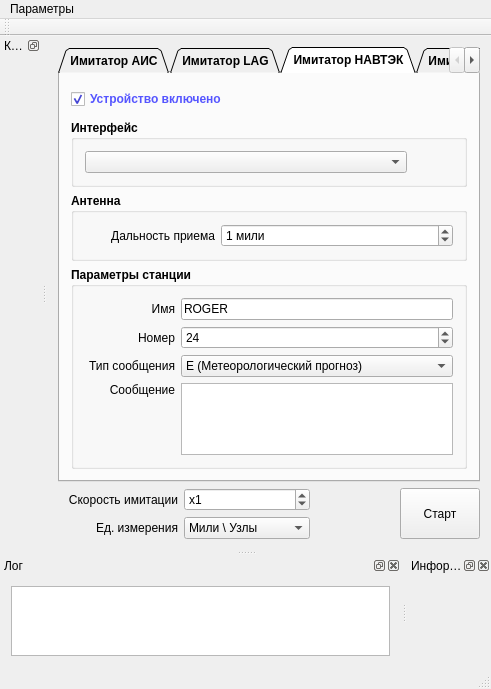
Old version of the form Emulator/mainwindow.ui in the repository breton75/R-Card.
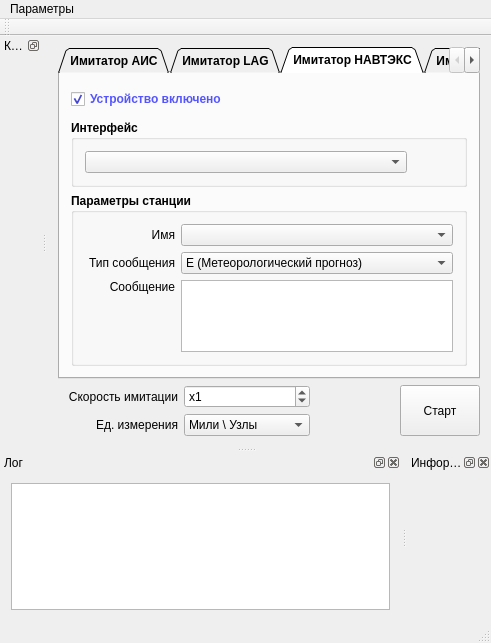
New version of the form. The open tabs and pages were chosen to show the change. Icons and pictures are not drawn.

```diff
--- a/Emulator/mainwindow.ui
+++ b/Emulator/mainwindow.ui
@@ -684,7 +684,7 @@
         </widget>
         <widget class="QWidget" name="tabNAVTEK">
          <attribute name="title">
-          <string>Имитатор НАВТЭК</string>
+          <string>Имитатор НАВТЭКС</string>
          </attribute>
          <layout class="QVBoxLayout" name="verticalLayout_10">
           <item>
@@ -751,69 +751,6 @@
             </layout>
            </widget>
           </item>
-          <item>
-           <widget class="QGroupBox" name="gbNAVTEKAutomaticUploadData">
-            <property name="title">
-             <string>Антенна</string>
-            </property>
-            <property name="flat">
-             <bool>false</bool>
-            </property>
-            <layout class="QVBoxLayout" name="verticalLayout_15">
-             <item>
-              <layout class="QHBoxLayout" name="horizontalLayout_20">
-               <item>
-                <widget class="QLabel" name="label_19">
-                 <property name="minimumSize">
-                  <size>
-                   <width>130</width>
-                   <height>0</height>
-                  </size>
-                 </property>
-                 <property name="maximumSize">
-                  <size>
-                   <width>130</width>
-                   <height>16777215</height>
-                  </size>
-                 </property>
-                 <property name="font">
-                  <font>
-                   <weight>50</weight>
-                   <bold>false</bold>
-                  </font>
-                 </property>
-                 <property name="text">
-                  <string>Дальность приема</string>
-                 </property>
-                 <property name="alignment">
-                  <set>Qt::AlignRight|Qt::AlignTrailing|Qt::AlignVCenter</set>
-                 </property>
-                </widget>
-               </item>
-               <item>
-                <widget class="QSpinBox" name="spinNAVTEKUploadDataRadius">
-                 <property name="font">
-                  <font>
-                   <weight>50</weight>
-                   <bold>false</bold>
-                  </font>
-                 </property>
-                 <property name="suffix">
-                  <string> мили</string>
-                 </property>
-                 <property name="maximum">
-                  <number>100000</number>
-                 </property>
-                 <property name="value">
-                  <number>1</number>
-                 </property>
-                </widget>
-               </item>
-              </layout>
-             </item>
-            </layout>
-           </widget>
-          </item>
           <item>
            <widget class="QGroupBox" name="gbVessels_3">
             <property name="font">
@@ -857,68 +794,7 @@
                 </widget>
                </item>
                <item>
-                <widget class="QLineEdit" name="editNAVTEKStationName">
-                 <property name="font">
-                  <font>
-                   <weight>50</weight>
-                   <bold>false</bold>
-                  </font>
-                 </property>
-                 <property name="text">
-                  <string>ROGER</string>
-                 </property>
-                </widget>
-               </item>
-              </layout>
-             </item>
-             <item>
-              <layout class="QHBoxLayout" name="horizontalLayout_18">
-               <item>
-                <widget class="QLabel" name="label_16">
-                 <property name="minimumSize">
-                  <size>
-                   <width>90</width>
-                   <height>0</height>
-                  </size>
-                 </property>
-                 <property name="maximumSize">
-                  <size>
-                   <width>90</width>
-                   <height>16777215</height>
-                  </size>
-                 </property>
-                 <property name="font">
-                  <font>
-                   <weight>50</weight>
-                   <bold>false</bold>
-                  </font>
-                 </property>
-                 <property name="text">
-                  <string>Номер</string>
-                 </property>
-                 <property name="alignment">
-                  <set>Qt::AlignRight|Qt::AlignTrailing|Qt::AlignVCenter</set>
-                 </property>
-                </widget>
-               </item>
-               <item>
-                <widget class="QSpinBox" name="spinNAVTEKStationNumber">
-                 <property name="font">
-                  <font>
-                   <weight>50</weight>
-                   <bold>false</bold>
-                  </font>
-                 </property>
-                 <property name="suffix">
-                  <string/>
-                 </property>
-                 <property name="maximum">
-                  <number>10000</number>
-                 </property>
-                 <property name="value">
-                  <number>24</number>
-                 </property>
-                </widget>
+                <widget class="QComboBox" name="comboBox_2"/>
                </item>
               </layout>
              </item>
```
Left out of the diff: 6 changed lines with no effect on the pictures.
